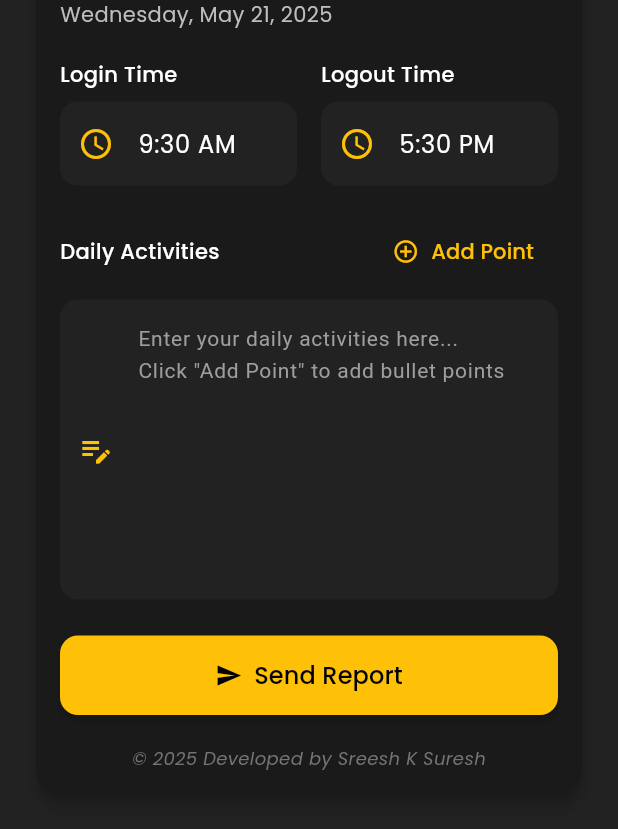
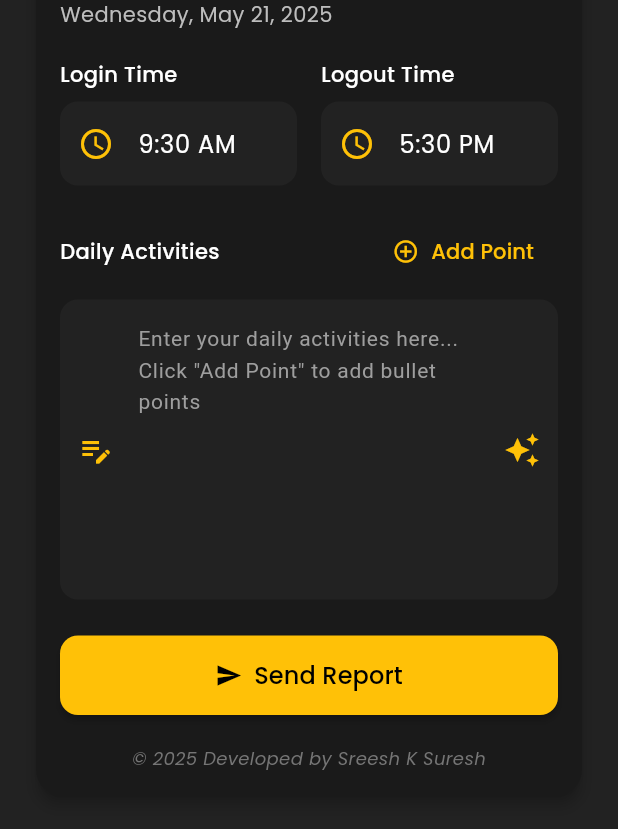
Before and after one commit to Sreeshks/drmail, a Flutter app: the screen it shows after launch, after a tap on "Open Settings", after a tap on "Cancel", on a phone screen of 412 x 824 dp, the part 302-1131 px from its top. Run offline on Flutter 3.47's test engine with Material 3 defaults, Android fonts, the phone set to English and light mode, and no system bars; drawn by our look-alikes of flutter_animate; our stand-ins replace fluttertoast, google_fonts, google_generative_ai, shared_preferences.

Commit message:
Ai integrated

```diff
--- a/lib/main.dart
+++ b/lib/main.dart
@@ -8,6 +8,7 @@ import 'package:shared_preferences/shared_preferences.dart';
 import 'package:flutter_animate/flutter_animate.dart';
 import 'package:url_launcher/url_launcher.dart';
 import 'package:flutter/services.dart';
+import 'package:google_generative_ai/google_generative_ai.dart';
 
 void main() async {
   WidgetsFlutterBinding.ensureInitialized();
@@ -123,6 +124,12 @@ class _EmailScreenState extends State<EmailScreen>
   bool _isLoading = true;
   int _reportCount = 0;
   bool _showServiceSettings = false;
+  bool _isImproving = false;
+  final model = GenerativeModel(
+    model: 'gemini-1.5-flash',
+    apiKey:
+        'AIzaSyCsjb5GGAdyjCtTBq047e6930Xq-ho_uyE', // Replace with your actual API key
+  );
 
   @override
   void initState() {
@@ -314,6 +321,45 @@ class _EmailScreenState extends State<EmailScreen>
     } finally {
       setState(() {
         _isSending = false;
+      });
+    }
+  }
+
+  Future<void> _improveText() async {
+    if (_bodyController.text.isEmpty) {
+      showToast('Please enter some text first');
+      return;
+    }
+
+    setState(() {
+      _isImproving = true;
+    });
+
+    try {
+      final prompt = '''
+Please improve the following daily report text to make it more professional and well-written.
+Keep the bullet points format and maintain the same information, just improve the language:
+
+${_bodyController.text}
+''';
+
+      final content = [Content.text(prompt)];
+      final response = await model.generateContent(content);
+      final improvedText = response.text;
+
+      if (improvedText != null) {
+        setState(() {
+          _bodyController.text = improvedText;
+        });
+        showToast('Text improved successfully');
+      } else {
+        showToast('Failed to improve text');
+      }
+    } catch (e) {
+      showToast('Error: ${e.toString()}');
+    } finally {
+      setState(() {
+        _isImproving = false;
       });
     }
   }
@@ -979,13 +1025,31 @@ class _EmailScreenState extends State<EmailScreen>
                             fontFamily: 'Roboto',
                             fontSize: 14,
                           ),
-                          decoration: const InputDecoration(
+                          decoration: InputDecoration(
                             hintText:
                                 'Enter your daily activities here...\nClick "Add Point" to add bullet points',
-                            hintStyle: TextStyle(color: Colors.grey),
-                            prefixIcon: Icon(
+                            hintStyle: const TextStyle(color: Colors.grey),
+                            prefixIcon: const Icon(
                               Icons.edit_note,
                               color: Colors.amber,
+                            ),
+                            suffixIcon: IconButton(
+                              icon:
+                                  _isImproving
+                                      ? const SizedBox(
+                                        width: 20,
+                                        height: 20,
+                                        child: CircularProgressIndicator(
+                                          color: Colors.amber,
+                                          strokeWidth: 2,
+                                        ),
+                                      )
+                                      : const Icon(
+                                        Icons.auto_awesome,
+                                        color: Colors.amber,
+                                      ),
+                              onPressed: _isImproving ? null : _improveText,
+                              tooltip: 'Improve text using AI',
                             ),
                           ),
                           maxLines: 8,
```
Also changed, not shown: pubspec.yaml (+6 -5 lines), flutter_01.png (added), pubspec.lock, 2 other files.
